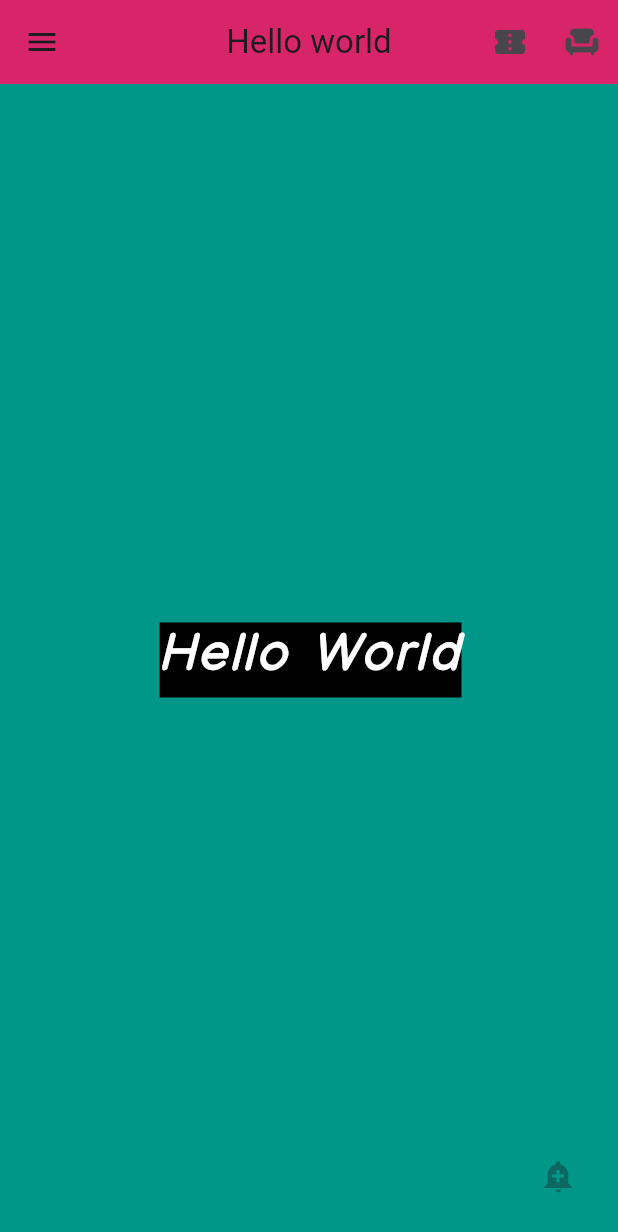
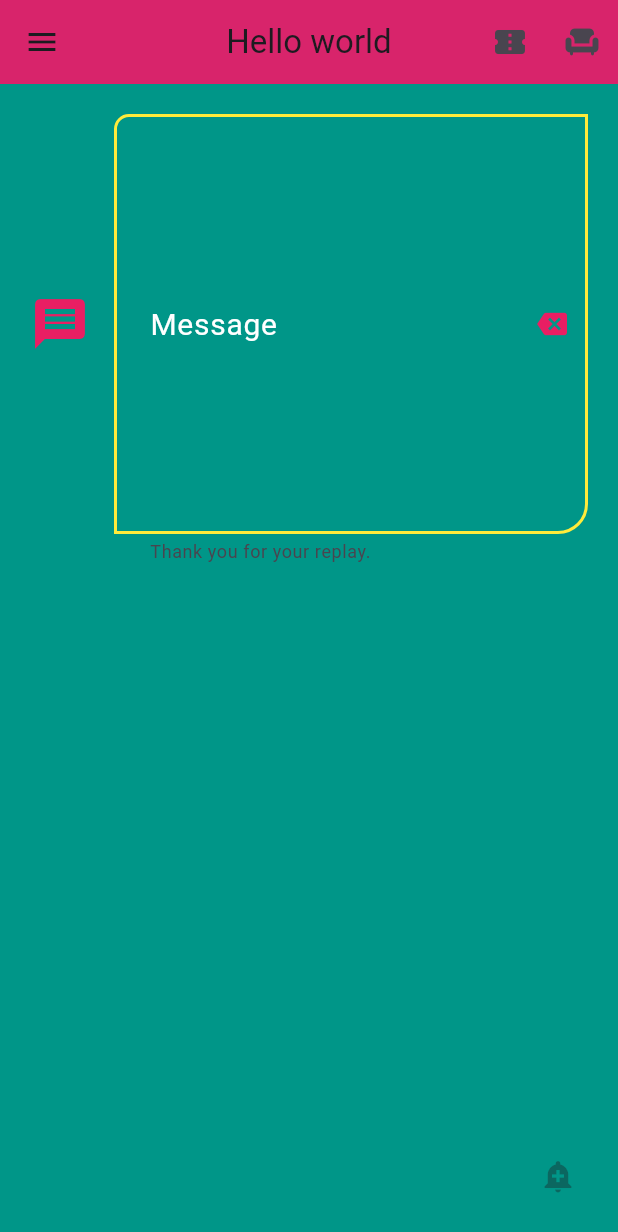
Before and after one commit to mhdZhHan/hello-world-flutter, a Flutter app: the screen it shows after launch, on a phone screen of 412 x 824 dp. Shown: the top 1232 px of the screen. Run offline on Flutter 3.47's test engine with Material 3 defaults, Android fonts, the phone set to English and light mode, and no system bars.

Commit message:
explored TextField widget

```diff
--- a/lib/app.dart
+++ b/lib/app.dart
@@ -40,12 +40,10 @@ class App extends StatelessWidget {
               ),
             ],
           ),
-
           floatingActionButton: IconButton(
             onPressed: null,
             icon: Icon(Icons.add_alert),
           ),
-
           drawer: Drawer(
             child: ListView(
               children: <Widget>[
@@ -92,22 +90,91 @@ class App extends StatelessWidget {
           // body: OutlinedButtonWidget(),
 
           // ====== Text widget =============
-        body: Center(
-          child: Text(
-            "Hello World",
-            style: TextStyle(
-              color: Colors.white,
-              backgroundColor: Colors.black,
-              fontSize: 35,
-              fontWeight: FontWeight.w700,
-              fontStyle: FontStyle.italic,
-              letterSpacing: 2,
-              wordSpacing: 4,
-              fontFamily: "Manjari Regular",
+          // body: Center(
+          //   child: Text(
+          //     "Hello World",
+          //     style: TextStyle(
+          //       color: Colors.white,
+          //       backgroundColor: Colors.black,
+          //       fontSize: 35,
+          //       fontWeight: FontWeight.w700,
+          //       fontStyle: FontStyle.italic,
+          //       letterSpacing: 2,
+          //       wordSpacing: 4,
+          //       fontFamily: "Manjari Regular",
+          //     ),
+          //   ),
+          // ),
+
+          // ====== TextField widget =============
+          body: Container(
+            margin: EdgeInsets.all(20),
+            child: TextField(
+              // keyboardType: TextInputType.text,
+              keyboardType: TextInputType.multiline,
+              // keyboardType: TextInputType.number,
+              onChanged: (String inputValue) {
+                print(inputValue);
+              },
+              onTap: () {
+                print("text input box activated");
+              },
+              enabled: true,
+              maxLines: 10,
+              // controller: TextEditingController(text: "Default value"),
+
+              /// =========
+              decoration: InputDecoration(
+                  enabledBorder: OutlineInputBorder(
+                    borderSide: BorderSide(width: 2, color: Colors.yellow),
+                    borderRadius: BorderRadius.only(
+                      topLeft: Radius.circular(10),
+                      bottomRight: Radius.circular(20),
                     ),
                   ),
+
+                  // ========
+                  disabledBorder: OutlineInputBorder(
+                    borderSide: BorderSide(width: 2, color: Colors.blue),
+                    borderRadius: BorderRadius.only(
+                      topLeft: Radius.circular(10),
+                      bottomRight: Radius.circular(20),
                     ),
                   ),
+
+                  // ==========
+                  focusedBorder: OutlineInputBorder(
+                    borderSide: BorderSide(width: 2, color: Colors.pink),
+                    borderRadius: BorderRadius.only(
+                      topLeft: Radius.circular(10),
+                      bottomRight: Radius.circular(20),
+                    ),
+                  ),
+                  icon: Icon(
+                    Icons.message,
+                    color: Colors.pink,
+                    size: 40,
+                  ),
+                  suffixIcon: Icon(
+                    Icons.backspace,
+                    color: Colors.pink,
+                    size: 20,
+                  ),
+                  suffixText: "Ok",
+                  contentPadding: EdgeInsets.all(20),
+                  labelText: "Message",
+                  labelStyle: TextStyle(
+                    fontSize: 20,
+                    color: Colors.white,
+                  ),
+                  hintText: "Enter your message",
+                  hintStyle: TextStyle(
+                    fontSize: 20,
+                    color: Colors.white,
+                  ),
+                  helperText: "Thank you for your replay."),
+            ),
+          )),
     );
   }
 }
```
Lines whose indentation alone changed are shown as unchanged.
